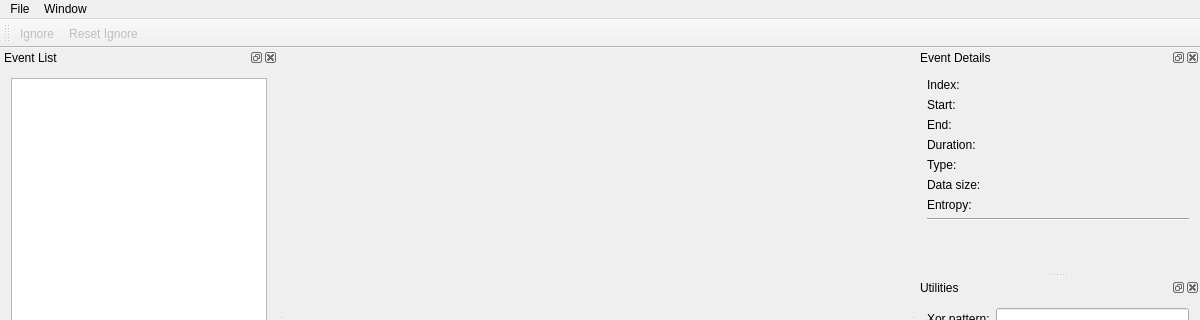
Old version of the form nandseewindow.ui in the repository xobs/nandsee; both pictures show x 0 to 1200 and y 0 to 320 of the 1200 by 622 pixel window.
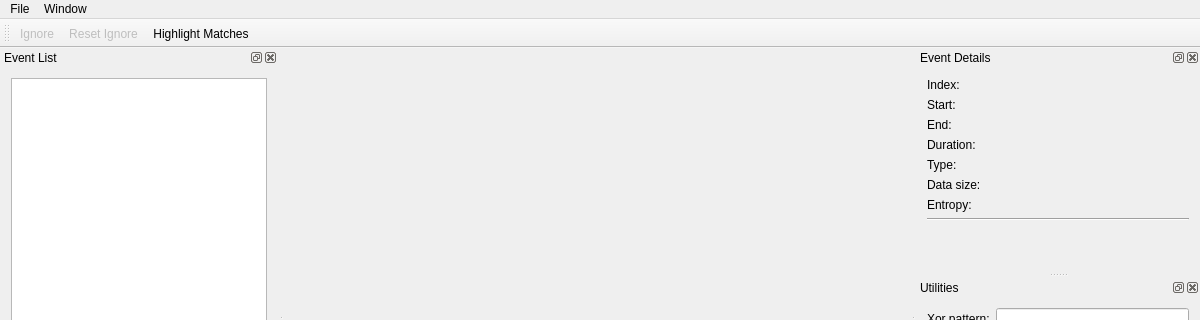
New version of the form. Custom widgets are drawn as their Qt base class.

Commit message:
nandseewindow: Add same-byte highlighting
Take advantage of the newly-added same-byte highlighting present in
the hex view.

```diff
--- a/nandseewindow.ui
+++ b/nandseewindow.ui
@@ -58,6 +58,7 @@
    </attribute>
    <addaction name="ignoreEventsAction"/>
    <addaction name="unignoreEventsAction"/>
+   <addaction name="actionHighlightMatches"/>
   </widget>
   <widget class="QStatusBar" name="statusBar"/>
   <widget class="QDockWidget" name="eventListDock">
@@ -415,6 +416,17 @@
     <string>Ctrl+Q</string>
    </property>
   </action>
+  <action name="actionHighlightMatches">
+   <property name="checkable">
+    <bool>true</bool>
+   </property>
+   <property name="text">
+    <string>Highlight Matches</string>
+   </property>
+   <property name="toolTip">
+    <string>Highlight similar hex values</string>
+   </property>
+  </action>
  </widget>
  <layoutdefault spacing="6" margin="11"/>
  <customwidgets>
```
The commit also changes 1 other file.
